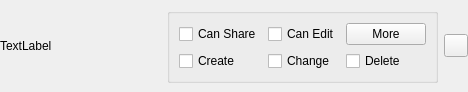
Before: the Qt Designer form src/gui/sharewidget.ui in nextcloud/desktop, drawn with Qt 5.
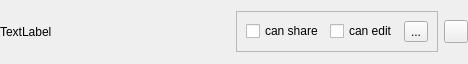
After: the same form once the commit is applied. Icons and pictures are not drawn.

Commit message:
[Sharing] Permissions now in dropdown menu
As discusses with jan.

* Detailed permissions displayed in qtoolboxmenu
* Made share rows slightly smaller

Bug fix:

* Do not show delete permissions for file shares

What changed in the file:
```diff
--- a/src/gui/sharewidget.ui
+++ b/src/gui/sharewidget.ui
@@ -10,7 +10,7 @@
     <x>0</x>
     <y>0</y>
     <width>468</width>
-    <height>92</height>
+    <height>64</height>
    </rect>
   </property>
   <property name="windowTitle">
@@ -46,56 +46,38 @@
        <property name="sizeHint" stdset="0">
         <size>
          <width>40</width>
-         <height>20</height>
+         <height>15</height>
         </size>
        </property>
       </spacer>
      </item>
      <item>
-      <widget class="QGroupBox" name="groupBox">
-       <property name="title">
-        <string/>
+      <widget class="QFrame" name="frame">
+       <property name="frameShape">
+        <enum>QFrame::StyledPanel</enum>
+       </property>
+       <property name="frameShadow">
+        <enum>QFrame::Raised</enum>
        </property>
        <layout class="QGridLayout" name="gridLayout">
-        <item row="0" column="0">
-         <widget class="QCheckBox" name="permissionShare">
-          <property name="text">
-           <string>Can Share</string>
-          </property>
-         </widget>
-        </item>
         <item row="0" column="1">
          <widget class="QCheckBox" name="permissionsEdit">
           <property name="text">
-           <string>Can Edit</string>
+           <string>can edit</string>
           </property>
          </widget>
         </item>
-        <item row="1" column="0">
-         <widget class="QCheckBox" name="permissionCreate">
+        <item row="0" column="0">
+         <widget class="QCheckBox" name="permissionShare">
           <property name="text">
-           <string>Create</string>
-          </property>
-         </widget>
-        </item>
-        <item row="1" column="1">
-         <widget class="QCheckBox" name="permissionUpdate">
-          <property name="text">
-           <string>Change</string>
-          </property>
-         </widget>
-        </item>
-        <item row="1" column="2">
-         <widget class="QCheckBox" name="permissionDelete">
-          <property name="text">
-           <string>Delete</string>
+           <string>can share</string>
           </property>
          </widget>
         </item>
         <item row="0" column="2">
-         <widget class="QPushButton" name="permissionToggleButton">
+         <widget class="QToolButton" name="permissionToolButton">
           <property name="text">
-           <string>More</string>
+           <string>...</string>
           </property>
          </widget>
         </item>
```
The commit also changes 2 other files.
